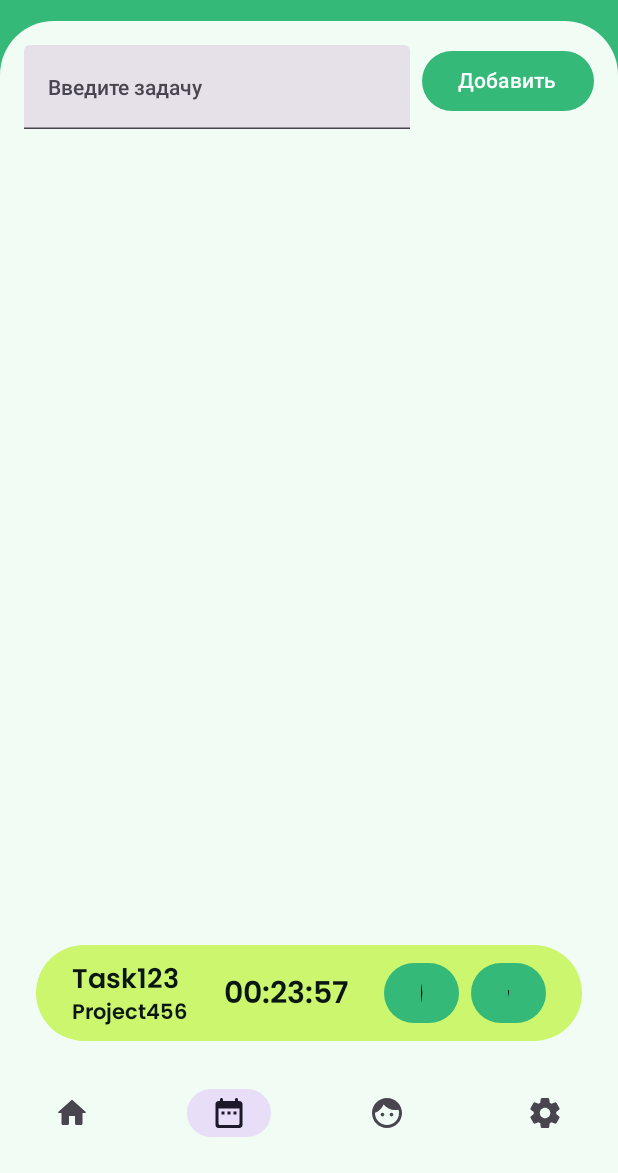
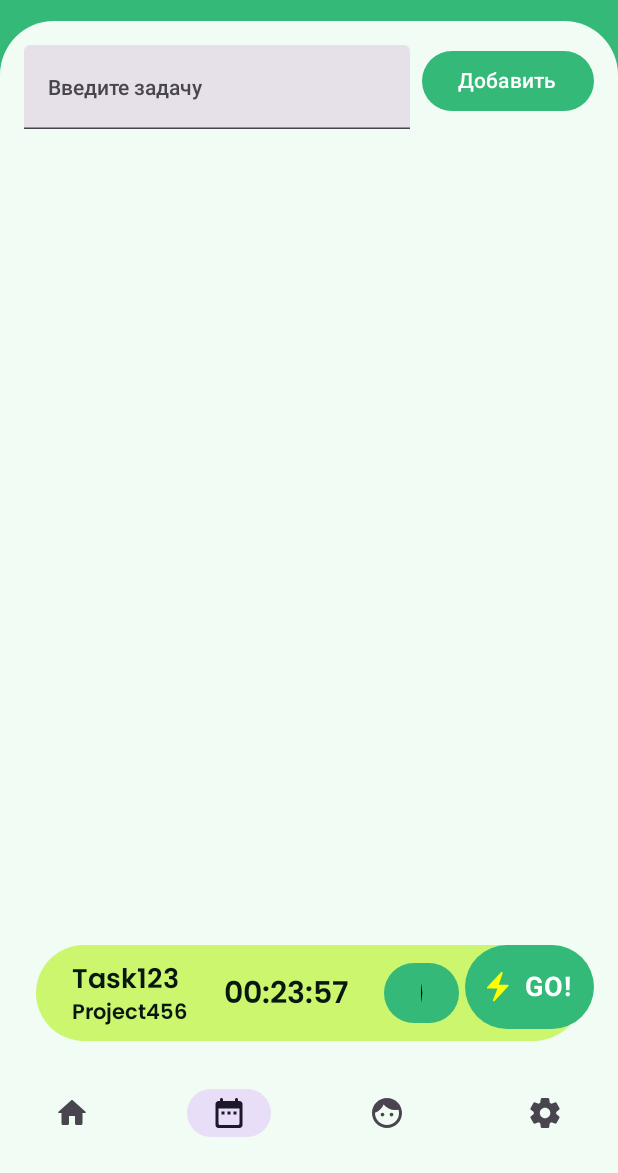
Before and after one commit to dmitrysukhov96/LifeTracker, an Android app built with Jetpack Compose: the screen it shows after launch (MainActivity), item 2 of the bottom bar chosen, on a phone screen of 412 x 824 dp, the part 63-1236 px from its top. Run offline under Robolectric (Android 15) with nearby library versions, the phone set to English and light mode, and no system bars; our stand-ins replace Room's generated code.

Commit message:
Сделал Кнопку гоу

```diff
--- a/app/src/main/java/com/dmitrysukhov/lifetracker/MainActivity.kt
+++ b/app/src/main/java/com/dmitrysukhov/lifetracker/MainActivity.kt
@@ -6,6 +6,7 @@ import androidx.activity.compose.setContent
 import androidx.activity.enableEdgeToEdge
 import androidx.compose.foundation.Image
 import androidx.compose.foundation.background
+import androidx.compose.foundation.clickable
 import androidx.compose.foundation.layout.Arrangement
 import androidx.compose.foundation.layout.Box
 import androidx.compose.foundation.layout.Column
@@ -17,6 +18,7 @@ import androidx.compose.foundation.layout.fillMaxSize
 import androidx.compose.foundation.layout.fillMaxWidth
 import androidx.compose.foundation.layout.height
 import androidx.compose.foundation.layout.padding
+import androidx.compose.foundation.layout.size
 import androidx.compose.foundation.layout.systemBars
 import androidx.compose.foundation.layout.width
 import androidx.compose.foundation.shape.RoundedCornerShape
@@ -27,6 +29,8 @@ import androidx.compose.material.icons.rounded.Face
 import androidx.compose.material.icons.rounded.Home
 import androidx.compose.material.icons.rounded.PlayArrow
 import androidx.compose.material.icons.rounded.Settings
+import androidx.compose.material3.AlertDialogDefaults.containerColor
+import androidx.compose.material3.AlertDialogDefaults.shape
 import androidx.compose.material3.Button
 import androidx.compose.material3.Icon
 import androidx.compose.material3.NavigationBar
@@ -41,7 +45,10 @@ import androidx.compose.ui.Alignment
 import androidx.compose.ui.Modifier
 import androidx.compose.ui.draw.clip
 import androidx.compose.ui.graphics.Color
+import androidx.compose.ui.graphics.vector.ImageVector
 import androidx.compose.ui.layout.ContentScale
+import androidx.compose.ui.res.vectorResource
+import androidx.compose.ui.text.font.FontWeight
 import androidx.compose.ui.unit.dp
 import androidx.compose.ui.unit.sp
 import androidx.navigation.compose.NavHost
@@ -126,9 +133,37 @@ class MainActivity : ComponentActivity() {
                             }
                         },
                         floatingActionButton = {
-                            //todo тут добавить кнопку ГОУ!!
+                            Row(
+                                modifier = Modifier
+                                    .height(56.dp)
+                                    .width(86.dp)
+                                    .background(
+                                        color = Color(0xFF33BA78),
+                                        shape = RoundedCornerShape(50.dp)
+                                    )
+
+                                    .clip(RoundedCornerShape(50.dp))
+                                    .clickable {  }
+                                    .padding(horizontal = 12.dp),
+                                verticalAlignment = Alignment.CenterVertically
+                            ) {
+                                Icon(
+                                    imageVector = ImageVector.vectorResource(id = R.drawable.molni),
+                                    contentDescription = null,
+                                    tint = Color.Yellow,
+                                    modifier = Modifier.size(20.dp)
+                                )
+                                Spacer(modifier = Modifier.width(8.dp))
+                                Text(
+                                    text = "GO!",
+                                    fontSize = 18.sp,
+                                    color = Color.White,
+                                            fontWeight = FontWeight.W700
+                                )
+                            }
                         }
-                        ) { padding ->
+
+                    ) { padding ->
                         Box(Modifier.fillMaxSize()) {
 
                             NavHost(
--- /dev/null
+++ b/app/src/main/res/drawable/molni.xml
@@ -0,0 +1,10 @@
+<vector xmlns:android="http://schemas.android.com/apk/res/android"
+    android:width="17dp"
+    android:height="23dp"
+    android:viewportWidth="17"
+    android:viewportHeight="23">
+  <path
+      android:pathData="M16.485,10.325C16.427,10.08 16.251,9.881 16.016,9.794H9.019L11.989,0.893C12.053,0.565 11.892,0.234 11.594,0.082C11.297,-0.07 10.934,-0.007 10.706,0.237L0.206,11.487C0.033,11.67 -0.038,11.927 0.019,12.172C0.076,12.417 0.251,12.618 0.487,12.706H8.019L4.519,21.599C4.455,21.927 4.616,22.258 4.914,22.41C5.212,22.562 5.574,22.499 5.803,22.255L16.303,11.005C16.473,10.823 16.541,10.568 16.485,10.325Z"
+      android:fillColor="#FFEA00"
+      android:fillType="evenOdd"/>
+</vector>
```
Also changed, not shown: app/src/main/java/com/dmitrysukhov/lifetracker/TodoList.kt (+2 -13 lines), 1 other file.
